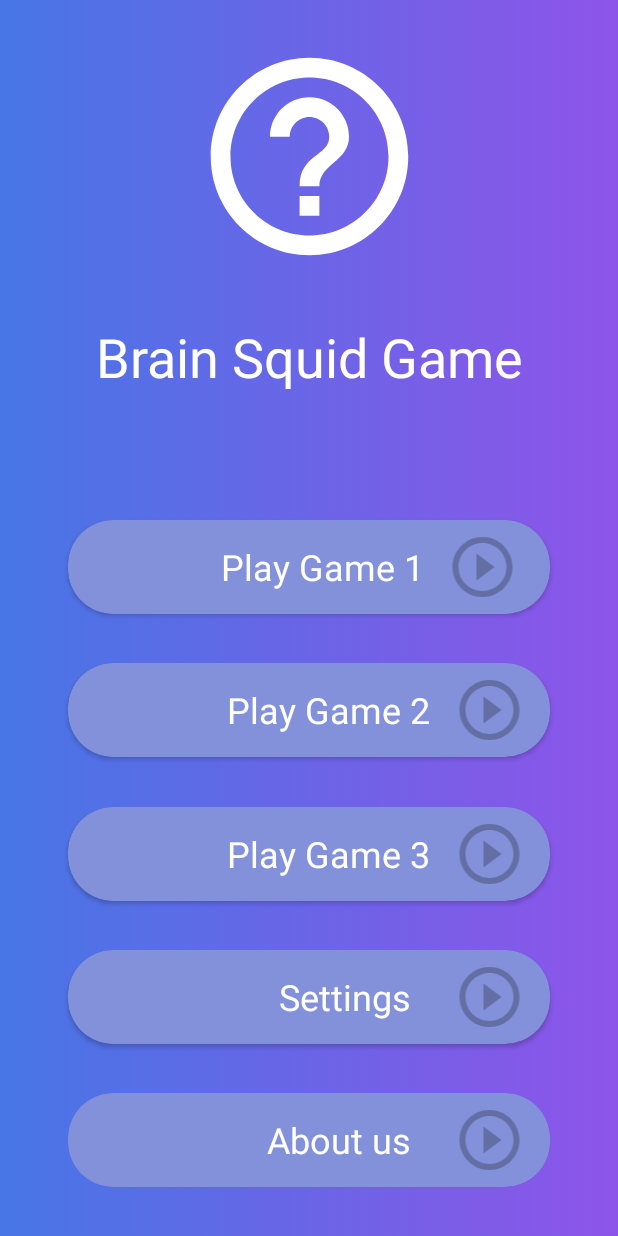
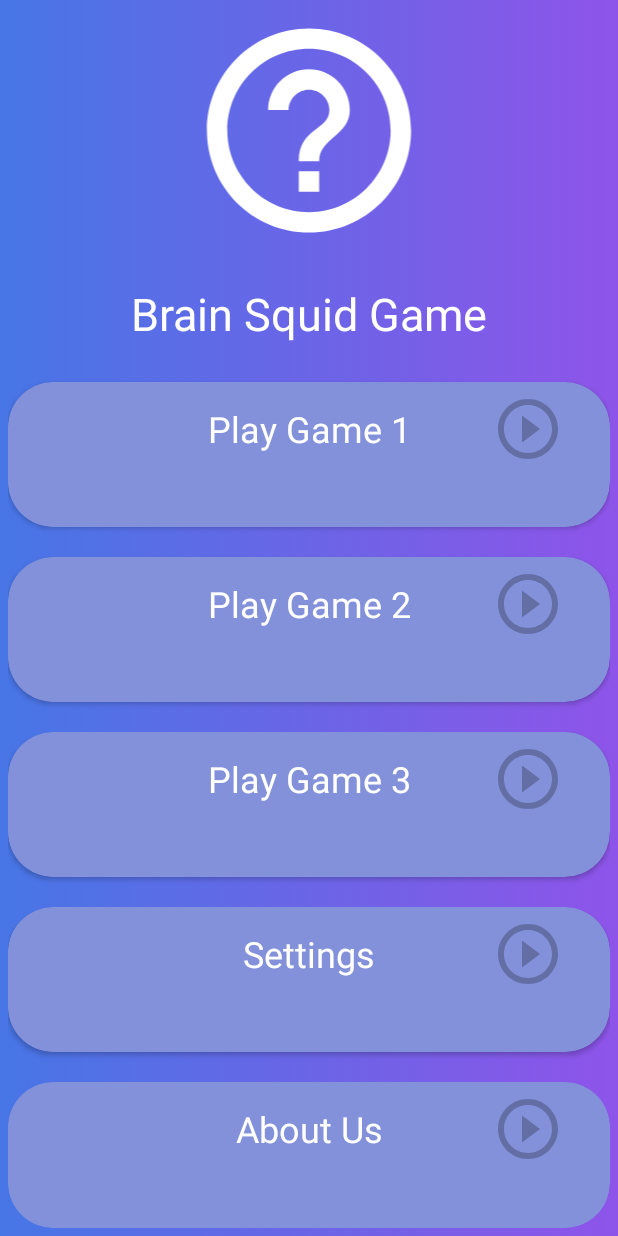
Before and after one commit to MrUchqun/BrainSquidGame, an Android app: the screen it shows after launch (MainActivity), on a phone screen of 412 x 824 dp. Run offline under Robolectric (Android 15) with nearby library versions, the phone set to English and light mode, and no system bars.

Commit message:
Activity main layout customize all screen

```diff
--- a/app/src/main/java/com/b12/game/GameActivity1.java
+++ b/app/src/main/java/com/b12/game/GameActivity1.java
@@ -36,5 +36,6 @@ public class GameActivity1 extends AppCompatActivity {
     @Override
     public void onBackPressed() {
         gridLayout.setVisibility(View.VISIBLE);
+        super.onBackPressed();
     }
 }
--- a/app/src/main/res/layout/activity_main.xml
+++ b/app/src/main/res/layout/activity_main.xml
@@ -7,68 +7,70 @@
     android:layout_height="match_parent"
     tools:context=".MainActivity">
 
+        <LinearLayout
+            android:padding="5dp"
+            android:orientation="vertical"
+            android:gravity="center_horizontal"
+            android:layout_width="match_parent"
+            android:layout_height="match_parent">
             <ImageView
                 android:id="@+id/help_icon"
                 android:src="@drawable/ic_baseline_help_outline_24"
-        app:layout_constraintLeft_toLeftOf="parent"
-        app:layout_constraintRight_toRightOf="parent"
-        android:layout_marginTop="25dp"
-        app:layout_constraintTop_toTopOf="parent"
-        android:layout_width="wrap_content"
-        android:layout_height="wrap_content"/>
-
+                android:layout_width="match_parent"
+                android:layout_height="wrap_content"
+                android:layout_weight="1"
+                android:contentDescription="@string/game_iconic_picture" />
             <TextView
                 android:id="@+id/brain_suid_game_text"
-        app:layout_constraintLeft_toLeftOf="parent"
-        app:layout_constraintRight_toRightOf="parent"
-        app:layout_constraintTop_toBottomOf="@id/help_icon"
-        android:layout_marginTop="30dp"
-        android:text="Brain Squid Game"
+                android:layout_marginTop="20dp"
+                android:text="@string/game_name"
                 android:textColor="@color/white"
-        android:textSize="36sp"
-        android:layout_width="wrap_content"
-        android:layout_height="wrap_content"/>
-
-    <LinearLayout
-        android:id="@+id/line1"
-        app:layout_constraintTop_toTopOf="parent"
-        app:layout_constraintBottom_toBottomOf="parent"
-        android:orientation="vertical"
-        app:layout_constraintVertical_bias="0.38"
+                android:textSize="30sp"
                 android:layout_width="match_parent"
-        android:layout_height="1dp"/>
+                android:layout_height="wrap_content"
+                android:layout_weight="1"
+                android:gravity="center_horizontal"/>
 
             <androidx.cardview.widget.CardView
                 android:id="@+id/play_game_1"
-        app:layout_constraintLeft_toLeftOf="parent"
-        app:layout_constraintRight_toRightOf="parent"
-        app:layout_constraintTop_toBottomOf="@id/line1"
-        app:layout_constraintBottom_toTopOf="@id/play_game_2"
+                android:layout_marginTop="20dp"
                 app:cardBackgroundColor="#8291D9"
                 android:clickable="true"
                 android:foreground="?attr/selectableItemBackground"
-        android:layout_width="0dp"
+                android:layout_width="match_parent"
                 app:cardCornerRadius="30dp"
-        android:layout_marginHorizontal="45dp"
+                android:layout_height="0dp"
+                android:layout_weight="17"
+                android:focusable="true">
+
+                <FrameLayout
+                    android:layout_width="match_parent"
                     android:layout_height="wrap_content">
-
                     <LinearLayout
                         android:layout_width="match_parent"
                         android:layout_height="match_parent"
                         android:orientation="horizontal"
-            android:weightSum="4"
                         android:paddingVertical="7dp"
                         app:cardBackgroundColor="#5E5B5B">
 
                         <TextView
-                android:layout_width="0dp"
+                            android:layout_width="match_parent"
                             android:layout_height="wrap_content"
                             android:layout_gravity="center_vertical"
-                android:layout_weight="3"
-                android:gravity="right"
-                android:text="Play Game 1"
+                            android:gravity="center_horizontal"
+                            android:text="@string/game_1_name"
                             android:textColor="@color/white"
                             android:textSize="24sp" />
+
+                    </LinearLayout>
+                    <LinearLayout
+                        android:layout_width="match_parent"
+                        android:layout_height="match_parent"
+                        android:orientation="horizontal"
+                        android:gravity="right"
+                        android:weightSum="4"
+                        android:paddingVertical="7dp"
+                        app:cardBackgroundColor="#5E5B5B">
 
                         <ImageView
                             android:layout_width="0dp"
@@ -78,172 +80,223 @@
                             android:src="@drawable/ic_baseline_play_circle_outline_24" />
 
                     </LinearLayout>
+                </FrameLayout>
+
 
             </androidx.cardview.widget.CardView>
             <androidx.cardview.widget.CardView
                 android:id="@+id/play_game_2"
-        app:layout_constraintLeft_toLeftOf="parent"
-        app:layout_constraintRight_toRightOf="parent"
-        app:layout_constraintTop_toBottomOf="@id/play_game_1"
-        app:layout_constraintBottom_toTopOf="@id/play_game_3"
+                android:layout_marginTop="20dp"
                 app:cardBackgroundColor="#8291D9"
                 android:clickable="true"
                 android:foreground="?attr/selectableItemBackground"
-        android:layout_width="0dp"
+                android:layout_width="match_parent"
                 app:cardCornerRadius="30dp"
-        android:layout_marginHorizontal="45dp"
+                android:layout_height="0dp"
+                android:layout_weight="17"
+                android:focusable="true">
+
+                <FrameLayout
+                    android:layout_width="match_parent"
                     android:layout_height="wrap_content">
-
                     <LinearLayout
                         android:layout_width="match_parent"
                         android:layout_height="match_parent"
                         android:orientation="horizontal"
-            android:weightSum="4"
                         android:paddingVertical="7dp"
                         app:cardBackgroundColor="#5E5B5B">
 
                         <TextView
-                android:layout_width="0dp"
+                            android:layout_width="match_parent"
                             android:layout_height="wrap_content"
                             android:layout_gravity="center_vertical"
-                android:layout_weight="3"
-                android:gravity="right"
-                android:text="Play Game 2"
+                            android:gravity="center_horizontal"
+                            android:text="@string/game_2_name"
                             android:textColor="@color/white"
                             android:textSize="24sp" />
+
+                    </LinearLayout>
+                    <LinearLayout
+                        android:layout_width="match_parent"
+                        android:layout_height="match_parent"
+                        android:orientation="horizontal"
+                        android:gravity="right"
+                        android:weightSum="4"
+                        android:paddingVertical="7dp"
+                        app:cardBackgroundColor="#5E5B5B">
 
                         <ImageView
                             android:layout_width="0dp"
                             android:layout_height="wrap_content"
                             android:layout_weight="1"
+                            android:layout_marginEnd="5dp"
                             android:src="@drawable/ic_baseline_play_circle_outline_24" />
 
                     </LinearLayout>
+                </FrameLayout>
+
 
             </androidx.cardview.widget.CardView>
             <androidx.cardview.widget.CardView
                 android:id="@+id/play_game_3"
-        app:layout_constraintLeft_toLeftOf="parent"
-        app:layout_constraintRight_toRightOf="parent"
-        app:layout_constraintTop_toBottomOf="@id/play_game_2"
-        app:layout_constraintBottom_toTopOf="@id/settings"
+                android:layout_marginTop="20dp"
                 app:cardBackgroundColor="#8291D9"
                 android:clickable="true"
                 android:foreground="?attr/selectableItemBackground"
-        android:layout_width="0dp"
+                android:layout_width="match_parent"
                 app:cardCornerRadius="30dp"
-        android:layout_marginHorizontal="45dp"
+                android:layout_height="0dp"
+                android:layout_weight="17"
+                android:focusable="true">
+
+                <FrameLayout
+                    android:layout_width="match_parent"
                     android:layout_height="wrap_content">
-
                     <LinearLayout
                         android:layout_width="match_parent"
                         android:layout_height="match_parent"
                         android:orientation="horizontal"
-            android:weightSum="4"
                         android:paddingVertical="7dp"
                         app:cardBackgroundColor="#5E5B5B">
 
                         <TextView
-                android:layout_width="0dp"
+                            android:layout_width="match_parent"
                             android:layout_height="wrap_content"
                             android:layout_gravity="center_vertical"
-                android:layout_weight="3"
-                android:gravity="right"
-                android:text="Play Game 3"
+                            android:gravity="center_horizontal"
+                            android:text="@string/game_3_name"
                             android:textColor="@color/white"
                             android:textSize="24sp" />
+
+                    </LinearLayout>
+                    <LinearLayout
+                        android:layout_width="match_parent"
+                        android:layout_height="match_parent"
+                        android:orientation="horizontal"
+                        android:gravity="right"
+                        android:weightSum="4"
+                        android:paddingVertical="7dp"
+                        app:cardBackgroundColor="#5E5B5B">
 
                         <ImageView
                             android:layout_width="0dp"
                             android:layout_height="wrap_content"
                             android:layout_weight="1"
+                            android:layout_marginEnd="5dp"
                             android:src="@drawable/ic_baseline_play_circle_outline_24" />
 
                     </LinearLayout>
+                </FrameLayout>
+
 
             </androidx.cardview.widget.CardView>
             <androidx.cardview.widget.CardView
                 android:id="@+id/settings"
-        app:layout_constraintLeft_toLeftOf="parent"
-        app:layout_constraintRight_toRightOf="parent"
-        app:layout_constraintTop_toBottomOf="@id/play_game_3"
-        app:layout_constraintBottom_toTopOf="@id/about_us"
+                android:layout_marginTop="20dp"
                 app:cardBackgroundColor="#8291D9"
                 android:clickable="true"
                 android:foreground="?attr/selectableItemBackground"
-        android:layout_width="0dp"
+                android:layout_width="match_parent"
                 app:cardCornerRadius="30dp"
-        android:layout_marginHorizontal="45dp"
+                android:layout_height="0dp"
+                android:layout_weight="17"
+                android:focusable="true">
+
+                <FrameLayout
+                    android:layout_width="match_parent"
                     android:layout_height="wrap_content">
-
                     <LinearLayout
                         android:layout_width="match_parent"
                         android:layout_height="match_parent"
                         android:orientation="horizontal"
-            android:weightSum="4"
                         android:paddingVertical="7dp"
                         app:cardBackgroundColor="#5E5B5B">
 
                         <TextView
-                android:layout_width="0dp"
+                            android:layout_width="match_parent"
                             android:layout_height="wrap_content"
                             android:layout_gravity="center_vertical"
-                android:layout_weight="3"
-                android:gravity="right"
-                android:text="Settings  "
+                            android:gravity="center_horizontal"
+                            android:text="@string/settings"
                             android:textColor="@color/white"
                             android:textSize="24sp" />
+
+                    </LinearLayout>
+                    <LinearLayout
+                        android:layout_width="match_parent"
+                        android:layout_height="match_parent"
+                        android:orientation="horizontal"
+                        android:gravity="right"
+                        android:weightSum="4"
+                        android:paddingVertical="7dp"
+                        app:cardBackgroundColor="#5E5B5B">
 
                         <ImageView
                             android:layout_width="0dp"
                             android:layout_height="wrap_content"
                             android:layout_weight="1"
+                            android:layout_marginEnd="5dp"
                             android:src="@drawable/ic_baseline_play_circle_outline_24" />
 
                     </LinearLayout>
+                </FrameLayout>
+
 
             </androidx.cardview.widget.CardView>
             <androidx.cardview.widget.CardView
                 android:id="@+id/about_us"
-        app:layout_constraintLeft_toLeftOf="parent"
-        app:layout_constraintRight_toRightOf="parent"
-        app:layout_constraintTop_toBottomOf="@id/settings"
-        app:layout_constraintBottom_toBottomOf="parent"
+                android:layout_marginTop="20dp"
                 app:cardBackgroundColor="#8291D9"
                 android:clickable="true"
                 android:foreground="?attr/selectableItemBackground"
-        android:layout_width="0dp"
+                android:layout_width="match_parent"
                 app:cardCornerRadius="30dp"
-        android:layout_marginHorizontal="45dp"
+                android:layout_height="0dp"
+                android:layout_weight="17"
+                android:focusable="true">
+
+                <FrameLayout
+                    android:layout_width="match_parent"
                     android:layout_height="wrap_content">
-
                     <LinearLayout
                         android:layout_width="match_parent"
                         android:layout_height="match_parent"
                         android:orientation="horizontal"
-            android:weightSum="4"
                         android:paddingVertical="7dp"
                         app:cardBackgroundColor="#5E5B5B">
 
                         <TextView
-                android:layout_width="0dp"
+                            android:layout_width="match_parent"
                             android:layout_height="wrap_content"
                             android:layout_gravity="center_vertical"
-                android:layout_weight="3"
-                android:gravity="right"
-                android:text="About us  "
+                            android:gravity="center_horizontal"
+                            android:text="@string/about_us"
                             android:textColor="@color/white"
                             android:textSize="24sp" />
+
+                    </LinearLayout>
+                    <LinearLayout
+                        android:layout_width="match_parent"
+                        android:layout_height="match_parent"
+                        android:orientation="horizontal"
+                        android:gravity="right"
+                        android:weightSum="4"
+                        android:paddingVertical="7dp"
+                        app:cardBackgroundColor="#5E5B5B">
 
                         <ImageView
                             android:layout_width="0dp"
                             android:layout_height="wrap_content"
                             android:layout_weight="1"
+                            android:layout_marginEnd="5dp"
                             android:src="@drawable/ic_baseline_play_circle_outline_24" />
 
                     </LinearLayout>
+                </FrameLayout>
+
 
             </androidx.cardview.widget.CardView>
 
+        </LinearLayout>
 
 </androidx.constraintlayout.widget.ConstraintLayout>
--- a/app/src/main/res/values/strings.xml
+++ b/app/src/main/res/values/strings.xml
@@ -1,3 +1,10 @@
 <resources>
     <string name="app_name">Game</string>
+    <string name="game_iconic_picture">Game iconic picture</string>
+    <string name="game_name">Brain Squid Game</string>
+    <string name="game_2_name">Play Game 2</string>
+    <string name="game_1_name">Play Game 1</string>
+    <string name="game_3_name">Play Game 3</string>
+    <string name="settings">Settings</string>
+    <string name="about_us">About Us</string>
 </resources>
```
Lines whose indentation alone changed are shown as unchanged.
